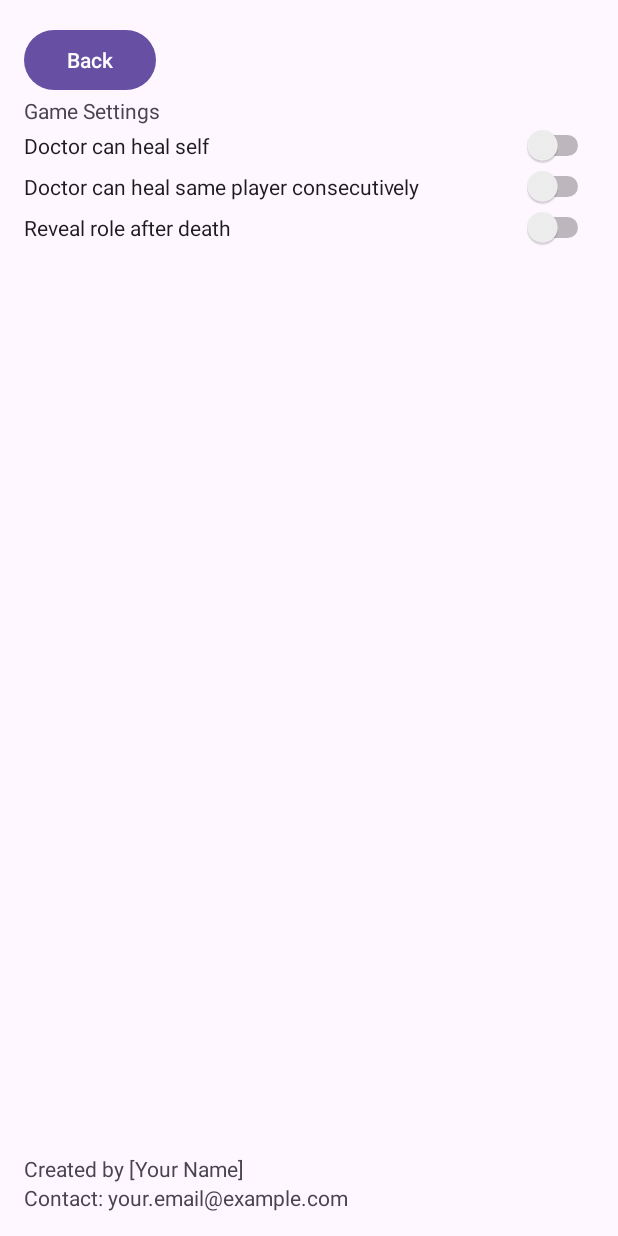
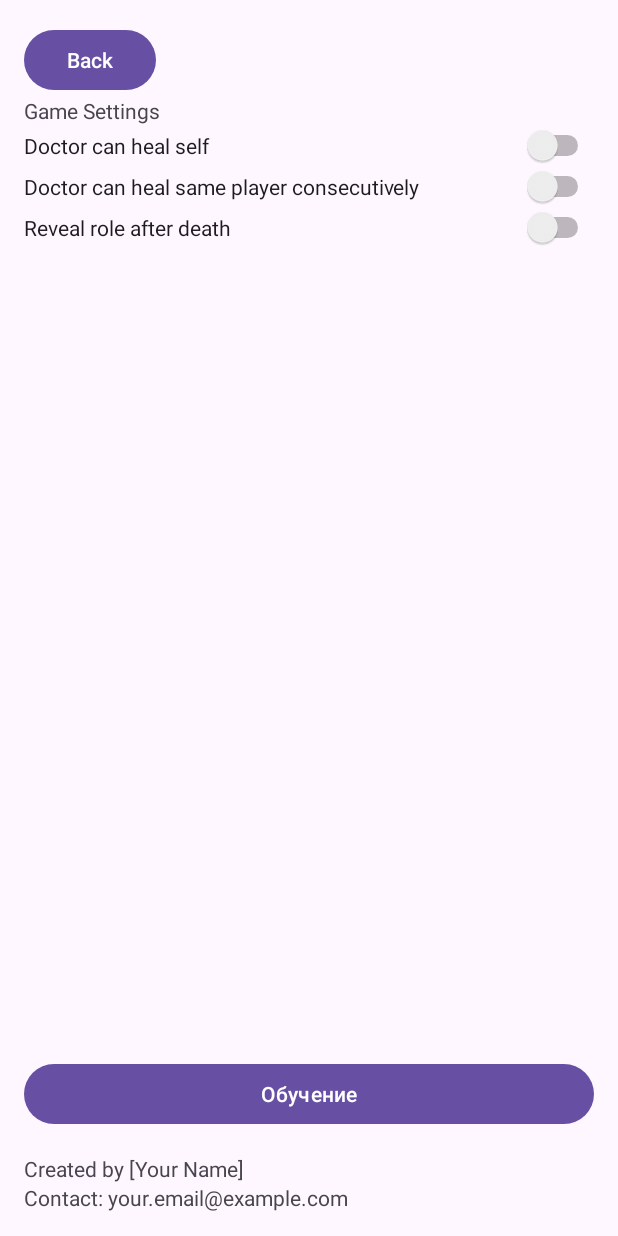
Before and after one commit to mrSaydron/mafiaGame, an Android app: the SettingsFragment screen opened through its navigation route, on a phone screen of 412 x 824 dp. Run offline under Robolectric (Android 15) with nearby library versions, the phone set to English and light mode, and no system bars.

```diff
--- a/app/src/main/java/ru/mrak/mafiagame/MainActivity.kt
+++ b/app/src/main/java/ru/mrak/mafiagame/MainActivity.kt
@@ -2,6 +2,7 @@ package ru.mrak.mafiagame
 
 import androidx.appcompat.app.AppCompatActivity
 import android.os.Bundle
+import ru.mrak.mafiagame.service.DataService
 import ru.mrak.mafiagame.service.SpeechService
 
 class MainActivity : AppCompatActivity() {
@@ -9,9 +10,10 @@ class MainActivity : AppCompatActivity() {
         super.onCreate(savedInstanceState)
         setContentView(R.layout.activity_main)
 
+        APP = this
+
         SpeechService.initialize(this)
-
-        APP = this
+        DataService.initialize(this)
     }
 
     override fun onDestroy() {
--- a/app/src/main/java/ru/mrak/mafiagame/fragments/SettingsFragment.kt
+++ b/app/src/main/java/ru/mrak/mafiagame/fragments/SettingsFragment.kt
@@ -10,17 +10,20 @@ import android.widget.AdapterView
 import android.widget.Button
 import android.widget.Spinner
 import android.widget.Switch
+import androidx.navigation.fragment.findNavController
 import ru.mrak.mafiagame.MainActivity.Companion.APP
 import ru.mrak.mafiagame.R
+import ru.mrak.mafiagame.service.DataService
 
 class SettingsFragment : Fragment() {
 
     private lateinit var backButton: Button
+    private lateinit var tutorialButton: Button
+
     private lateinit var languageSpinner: Spinner
     private lateinit var doctorSelfHealSwitch: Switch
     private lateinit var doctorHealSameSwitch: Switch
     private lateinit var revealRoleSwitch: Switch
-
 
     override fun onCreateView(
         inflater: LayoutInflater, container: ViewGroup?,
@@ -33,6 +36,7 @@ class SettingsFragment : Fragment() {
         doctorSelfHealSwitch = view.findViewById(R.id.doctorSelfHealSwitch)
         doctorHealSameSwitch = view.findViewById(R.id.doctorHealSameSwitch)
         revealRoleSwitch = view.findViewById(R.id.revealRoleSwitch)
+        tutorialButton = view.findViewById(R.id.tutorialButton)
 
         backButton.setOnClickListener {
             requireActivity().onBackPressed()
@@ -57,6 +61,11 @@ class SettingsFragment : Fragment() {
         }
         languageSpinner.visibility = View.GONE
 
+        tutorialButton.setOnClickListener {
+            DataService.tutorialShow = false
+            findNavController().navigate(R.id.tutorialFragment)
+        }
+
         return view
     }
 }
--- a/app/src/main/java/ru/mrak/mafiagame/fragments/TutorialFragment.kt
+++ b/app/src/main/java/ru/mrak/mafiagame/fragments/TutorialFragment.kt
@@ -11,6 +11,7 @@ import androidx.navigation.fragment.findNavController
 import androidx.viewpager2.widget.ViewPager2
 import ru.mrak.mafiagame.R
 import ru.mrak.mafiagame.adapter.TutorialPagerAdapter
+import ru.mrak.mafiagame.service.DataService
 
 class TutorialFragment : Fragment() {
 
@@ -36,6 +37,10 @@ class TutorialFragment : Fragment() {
     ): View? {
         val view = inflater.inflate(R.layout.fragment_tutorial, container, false)
 
+        if (DataService.tutorialShow == true) {
+            findNavController().navigate(R.id.playerListFragment)
+        }
+
         viewPager = view.findViewById(R.id.viewPager)
         finishButton = view.findViewById(R.id.finishButton)
         progessBar = view.findViewById(R.id.progressBar)
@@ -47,6 +52,7 @@ class TutorialFragment : Fragment() {
         viewPager.registerOnPageChangeCallback(object : ViewPager2.OnPageChangeCallback() {
             override fun onPageSelected(position: Int) {
                 if (viewPager.currentItem == tutorialScreens.size - 1) {
+                    DataService.tutorialShow = true
                     findNavController().navigate(R.id.playerListFragment)
                 }
                 progessBar.progress = position
@@ -62,7 +68,7 @@ class TutorialFragment : Fragment() {
         })
 
         finishButton.setOnClickListener {
-            // Действие по завершению обучения
+            DataService.tutorialShow = true
             findNavController().navigate(R.id.playerListFragment)
         }
 
--- a/app/src/main/java/ru/mrak/mafiagame/service/SpeechService.kt
+++ b/app/src/main/java/ru/mrak/mafiagame/service/SpeechService.kt
@@ -7,8 +7,6 @@ import android.speech.tts.TextToSpeech
 import android.speech.tts.UtteranceProgressListener
 import android.util.Log
 import kotlinx.coroutines.CompletableDeferred
-import kotlinx.coroutines.delay
-import ru.mrak.mafiagame.MainActivity.Companion.APP
 import java.io.File
 import java.util.Locale
 
--- a/app/src/main/res/layout/fragment_settings.xml
+++ b/app/src/main/res/layout/fragment_settings.xml
@@ -49,6 +49,13 @@
         android:layout_weight="1"
         />
 
+    <Button
+        android:id="@+id/tutorialButton"
+        android:layout_width="match_parent"
+        android:layout_height="wrap_content"
+        android:text="Обучение"
+        android:layout_marginBottom="16dp"/>
+
     <!-- Информация об авторе -->
     <TextView
         android:layout_width="wrap_content"
```
Also changed, not shown: app/src/main/java/ru/mrak/mafiagame/fragments/PlayerListFragment.kt (+9 -28 lines), app/src/main/java/ru/mrak/mafiagame/service/DataService.kt (added, +70 -0 lines).
